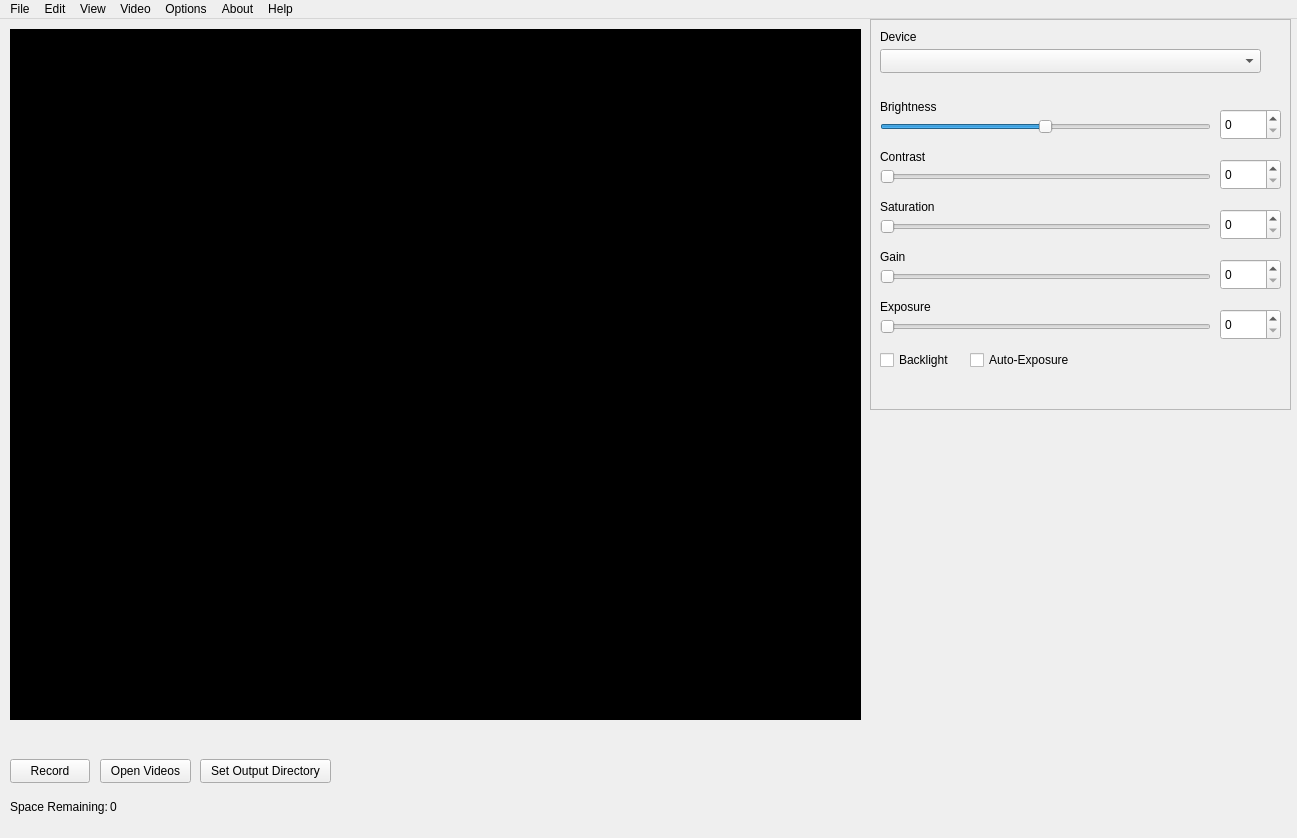
Qt form AtmosphericSensorSystem/MainWindow.ui (m-riley04/ModularSensorSystem) before a commit.
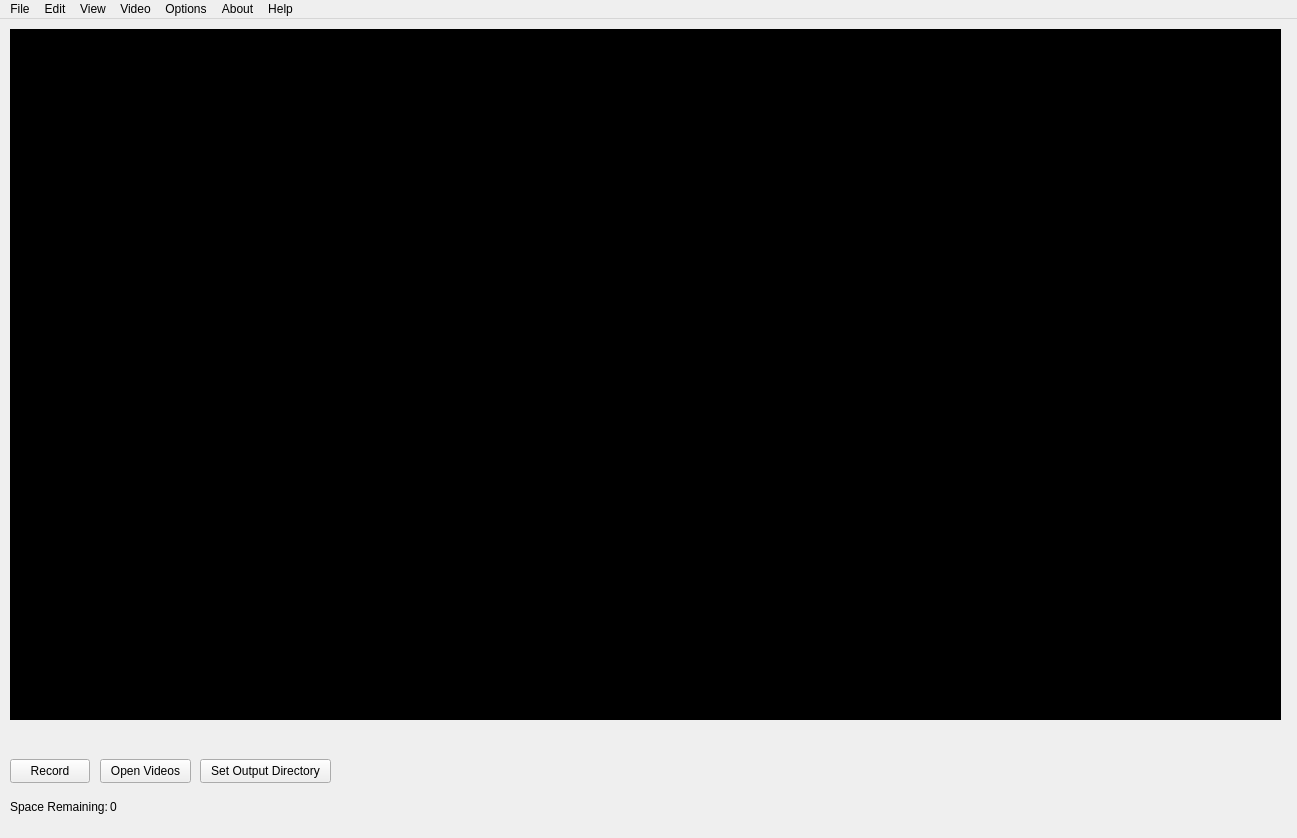
The same form after that commit.

Commit message: make entire window basically video

```diff
--- a/AtmosphericSensorSystem/MainWindow.ui
+++ b/AtmosphericSensorSystem/MainWindow.ui
@@ -84,7 +84,7 @@
      <rect>
       <x>10</x>
       <y>10</y>
-      <width>851</width>
+      <width>1271</width>
       <height>691</height>
      </rect>
     </property>
@@ -95,290 +95,6 @@
      <string>video</string>
     </property>
    </widget>
-   <widget class="QFrame" name="frame">
-    <property name="geometry">
-     <rect>
-      <x>870</x>
-      <y>0</y>
-      <width>421</width>
-      <height>391</height>
-     </rect>
-    </property>
-    <property name="frameShape">
-     <enum>QFrame::Shape::StyledPanel</enum>
-    </property>
-    <property name="frameShadow">
-     <enum>QFrame::Shadow::Raised</enum>
-    </property>
-    <widget class="QCheckBox" name="checkboxAutoExposure">
-     <property name="geometry">
-      <rect>
-       <x>100</x>
-       <y>330</y>
-       <width>111</width>
-       <height>22</height>
-      </rect>
-     </property>
-     <property name="text">
-      <string>Auto-Exposure</string>
-     </property>
-    </widget>
-    <widget class="QLabel" name="labelDevice">
-     <property name="geometry">
-      <rect>
-       <x>10</x>
-       <y>10</y>
-       <width>151</width>
-       <height>16</height>
-      </rect>
-     </property>
-     <property name="text">
-      <string>Device</string>
-     </property>
-    </widget>
-    <widget class="QSpinBox" name="spinBox">
-     <property name="geometry">
-      <rect>
-       <x>350</x>
-       <y>90</y>
-       <width>61</width>
-       <height>31</height>
-      </rect>
-     </property>
-    </widget>
-    <widget class="QLabel" name="labelDevice_6">
-     <property name="geometry">
-      <rect>
-       <x>10</x>
-       <y>280</y>
-       <width>151</width>
-       <height>16</height>
-      </rect>
-     </property>
-     <property name="text">
-      <string>Exposure</string>
-     </property>
-    </widget>
-    <widget class="QSpinBox" name="spinBox_4">
-     <property name="geometry">
-      <rect>
-       <x>350</x>
-       <y>240</y>
-       <width>61</width>
-       <height>31</height>
-      </rect>
-     </property>
-    </widget>
-    <widget class="QLabel" name="labelDevice_5">
-     <property name="geometry">
-      <rect>
-       <x>10</x>
-       <y>230</y>
-       <width>151</width>
-       <height>16</height>
-      </rect>
-     </property>
-     <property name="text">
-      <string>Gain</string>
-     </property>
-    </widget>
-    <widget class="QSlider" name="sliderSaturation">
-     <property name="geometry">
-      <rect>
-       <x>10</x>
-       <y>200</y>
-       <width>331</width>
-       <height>16</height>
-      </rect>
-     </property>
-     <property name="maximum">
-      <number>15</number>
-     </property>
-     <property name="value">
-      <number>0</number>
-     </property>
-     <property name="orientation">
-      <enum>Qt::Orientation::Horizontal</enum>
-     </property>
-    </widget>
-    <widget class="QSpinBox" name="spinBox_5">
-     <property name="geometry">
-      <rect>
-       <x>350</x>
-       <y>290</y>
-       <width>61</width>
-       <height>31</height>
-      </rect>
-     </property>
-    </widget>
-    <widget class="QSpinBox" name="spinBox_3">
-     <property name="geometry">
-      <rect>
-       <x>350</x>
-       <y>190</y>
-       <width>61</width>
-       <height>31</height>
-      </rect>
-     </property>
-    </widget>
-    <widget class="QLabel" name="labelDevice_2">
-     <property name="geometry">
-      <rect>
-       <x>10</x>
-       <y>80</y>
-       <width>151</width>
-       <height>16</height>
-      </rect>
-     </property>
-     <property name="text">
-      <string>Brightness</string>
-     </property>
-    </widget>
-    <widget class="QCheckBox" name="checkboxBacklight">
-     <property name="geometry">
-      <rect>
-       <x>10</x>
-       <y>330</y>
-       <width>78</width>
-       <height>22</height>
-      </rect>
-     </property>
-     <property name="text">
-      <string>Backlight</string>
-     </property>
-    </widget>
-    <widget class="QLabel" name="labelDevice_4">
-     <property name="geometry">
-      <rect>
-       <x>10</x>
-       <y>180</y>
-       <width>151</width>
-       <height>16</height>
-      </rect>
-     </property>
-     <property name="text">
-      <string>Saturation</string>
-     </property>
-    </widget>
-    <widget class="QSpinBox" name="spinBox_2">
-     <property name="geometry">
-      <rect>
-       <x>350</x>
-       <y>140</y>
-       <width>61</width>
-       <height>31</height>
-      </rect>
-     </property>
-    </widget>
-    <widget class="QComboBox" name="dropdownDevice">
-     <property name="geometry">
-      <rect>
-       <x>10</x>
-       <y>30</y>
-       <width>381</width>
-       <height>24</height>
-      </rect>
-     </property>
-    </widget>
-    <widget class="QSlider" name="sliderContrast">
-     <property name="geometry">
-      <rect>
-       <x>10</x>
-       <y>150</y>
-       <width>331</width>
-       <height>16</height>
-      </rect>
-     </property>
-     <property name="maximum">
-      <number>20</number>
-     </property>
-     <property name="value">
-      <number>0</number>
-     </property>
-     <property name="orientation">
-      <enum>Qt::Orientation::Horizontal</enum>
-     </property>
-    </widget>
-    <widget class="QSlider" name="sliderGain">
-     <property name="geometry">
-      <rect>
-       <x>10</x>
-       <y>250</y>
-       <width>331</width>
-       <height>16</height>
-      </rect>
-     </property>
-     <property name="minimum">
-      <number>100</number>
-     </property>
-     <property name="maximum">
-      <number>4000</number>
-     </property>
-     <property name="value">
-      <number>100</number>
-     </property>
-     <property name="orientation">
-      <enum>Qt::Orientation::Horizontal</enum>
-     </property>
-    </widget>
-    <widget class="QSlider" name="sliderBrightness">
-     <property name="geometry">
-      <rect>
-       <x>10</x>
-       <y>100</y>
-       <width>331</width>
-       <height>16</height>
-      </rect>
-     </property>
-     <property name="minimum">
-      <number>-64</number>
-     </property>
-     <property name="maximum">
-      <number>64</number>
-     </property>
-     <property name="value">
-      <number>0</number>
-     </property>
-     <property name="orientation">
-      <enum>Qt::Orientation::Horizontal</enum>
-     </property>
-    </widget>
-    <widget class="QSlider" name="sliderGain_2">
-     <property name="geometry">
-      <rect>
-       <x>10</x>
-       <y>300</y>
-       <width>331</width>
-       <height>16</height>
-      </rect>
-     </property>
-     <property name="minimum">
-      <number>-11</number>
-     </property>
-     <property name="maximum">
-      <number>-5</number>
-     </property>
-     <property name="value">
-      <number>-11</number>
-     </property>
-     <property name="orientation">
-      <enum>Qt::Orientation::Horizontal</enum>
-     </property>
-    </widget>
-    <widget class="QLabel" name="labelDevice_3">
-     <property name="geometry">
-      <rect>
-       <x>10</x>
-       <y>130</y>
-       <width>151</width>
-       <height>16</height>
-      </rect>
-     </property>
-     <property name="text">
-      <string>Contrast</string>
-     </property>
-    </widget>
-   </widget>
   </widget>
   <widget class="QMenuBar" name="menuBar">
    <property name="geometry">
```
